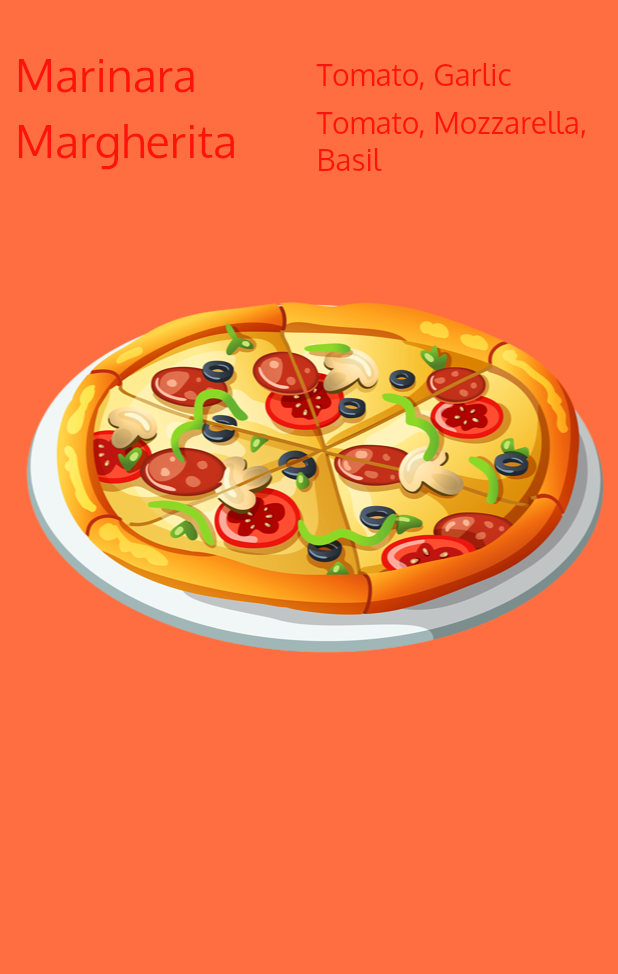
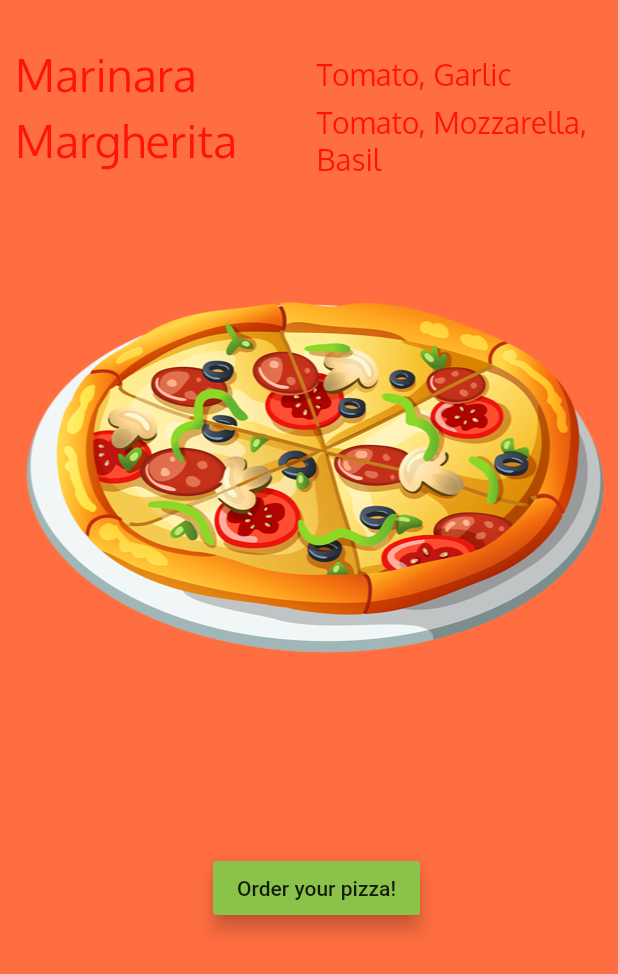
Before and after one commit to ajcastanom/pluralsight, a Flutter app: the screen it shows after launch, on a phone screen of 412 x 824 dp. Shown: the top 974 px of the screen. Run offline on Flutter 3.47's test engine with Material 2 defaults, Android fonts, the phone set to English and light mode, and no system bars.

Commit message:
Se agrea boton

```diff
--- a/flutter/app_widgets/lib/ui/home.dart
+++ b/flutter/app_widgets/lib/ui/home.dart
@@ -67,6 +67,7 @@ class Home extends StatelessWidget {
             ],
           ),
           PizzaImageWidget(),
+          OrderButton(),
         ],
       ),
     ));
@@ -87,3 +88,35 @@ class PizzaImageWidget extends StatelessWidget {
     );
   }
 }
+
+class OrderButton extends StatelessWidget {
+  @override
+  Widget build(BuildContext context) {
+    var button = Container(
+      margin: EdgeInsets.only(top: 50.0),
+      child: RaisedButton(
+          child: Text("Order your pizza!"),
+          color: Colors.lightGreen,
+          elevation: 5.0,
+          onPressed: () {
+            order(context);
+          },
+      ),
+    );
+    return button;
+  }
+
+  void order(BuildContext context) {
+    var alert = AlertDialog(
+      title: Text("Order Completed"),
+      content: Text("Thanks for you order"),
+    );
+
+    showDialog(
+      context: context,
+      builder: (BuildContext context) => alert,
+    );
+
+  }
+
+}
```
